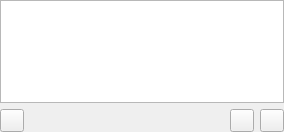
Old version of the form gui/folderpage.ui in the repository polpo/cantata-mac.
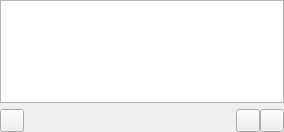
New version of the form. Custom widgets are drawn as their Qt base class.

Commit message: Reduce spacing of icons at bottom of window

Diff of the .ui file:
```diff
--- a/gui/folderpage.ui
+++ b/gui/folderpage.ui
@@ -13,17 +13,25 @@
   <property name="windowTitle">
    <string>Form</string>
   </property>
-  <layout class="QGridLayout" name="gridLayout">
+  <layout class="QVBoxLayout" name="vlayout">
    <property name="margin">
     <number>0</number>
    </property>
-   <item row="0" column="0" colspan="4">
+   <item>
     <widget class="ItemView" name="view"/>
    </item>
-   <item row="1" column="0">
+   <item>
+    <layout class="QHBoxLayout" name="hlayout">
+     <property name="margin">
+      <number>0</number>
+     </property>
+     <property name="spacing">
+      <number>0</number>
+     </property>
+     <item>
     <widget class="ToolButton" name="libraryUpdate"/>
    </item>
-   <item row="1" column="1">
+     <item>
     <spacer name="horizontalSpacer_2">
      <property name="orientation">
       <enum>Qt::Horizontal</enum>
@@ -36,11 +44,13 @@
      </property>
     </spacer>
    </item>
-   <item row="1" column="2">
+     <item>
     <widget class="ToolButton" name="addToPlayQueue"/>
    </item>
-   <item row="1" column="3">
+     <item>
     <widget class="ToolButton" name="replacePlayQueue"/>
+     </item>
+    </layout>
    </item>
   </layout>
  </widget>
```
Lines whose indentation alone changed are shown as unchanged. The commit also changes 10 other files.
